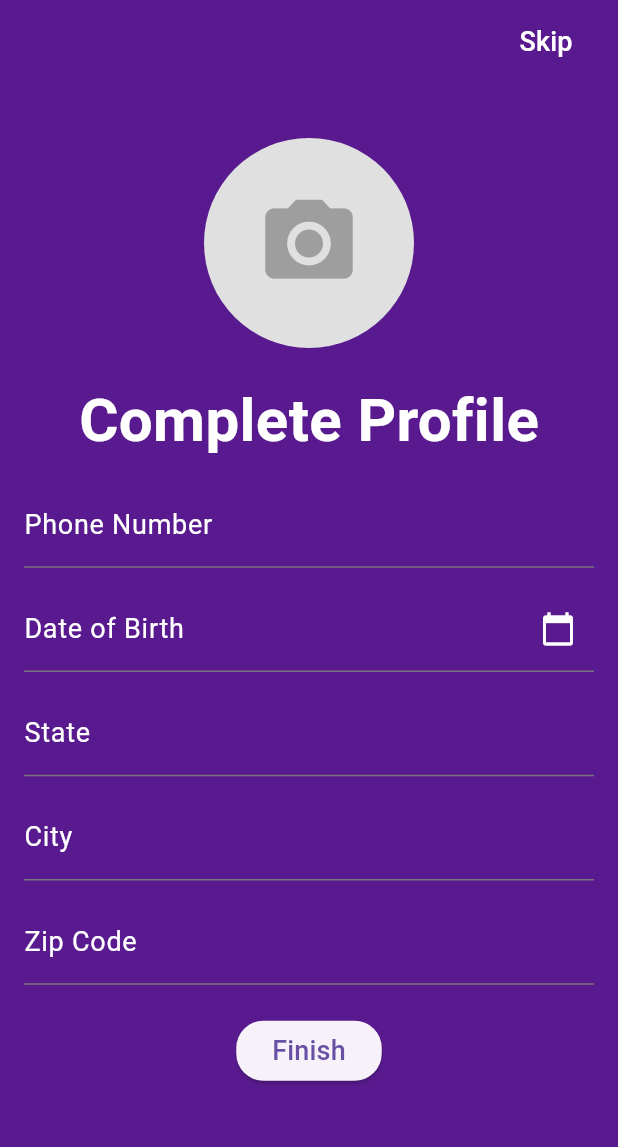
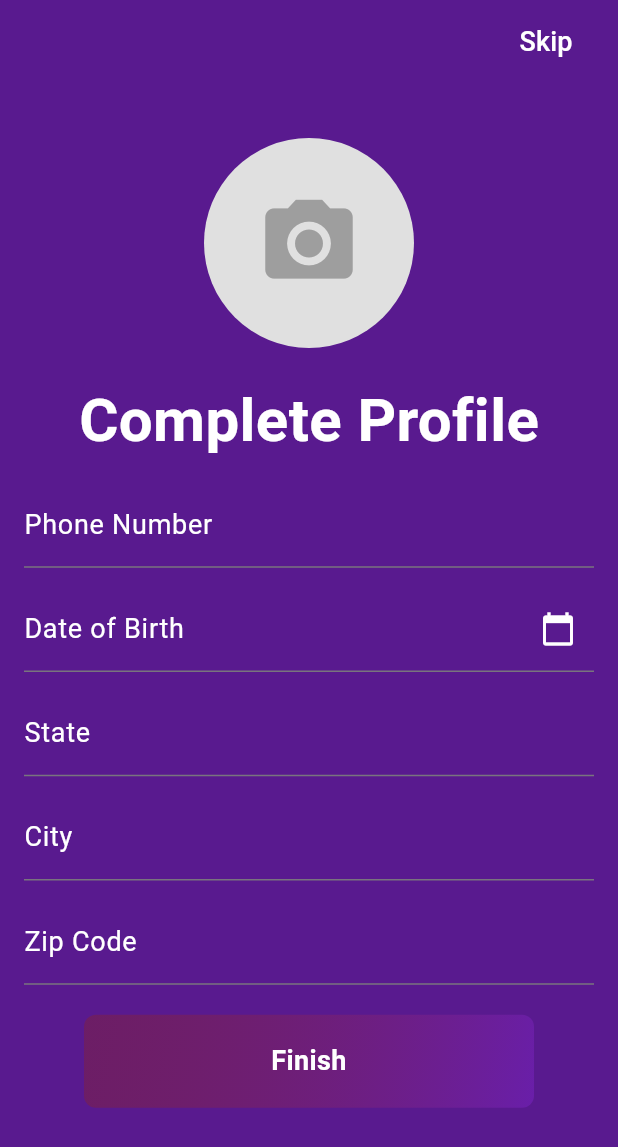
Before and after one commit to certracker/certacker, a Flutter app: the CompleteProfile screen opened directly, on a phone screen of 412 x 824 dp. Shown: the top 1147 px of the screen. Run offline on Flutter 3.47's test engine with Material 3 defaults, Android fonts, the phone set to English and light mode, and no system bars; our stand-ins replace cloud_firestore, firebase_auth, firebase_core, firebase_messaging, firebase_storage, flutter_local_notifications and 4 more; accounts and stored records are empty; network calls fail.

Commit message:
Code modify👌👌

```diff
--- a/lib/main_page/home/home.dart
+++ b/lib/main_page/home/home.dart
@@ -145,9 +145,9 @@ class _HomeScreenState extends State<HomeScreen> {
                 child: Container(
                   color: const Color(0XFF591A8F),
                   padding:
-                      const EdgeInsets.symmetric(vertical: 20, horizontal: 20),
+                      const EdgeInsets.symmetric(vertical: 20,),
                   child: Row(
-                    mainAxisAlignment: MainAxisAlignment.spaceBetween,
+                    mainAxisAlignment: MainAxisAlignment.spaceEvenly,
                     children: [
                       CircleAvatar(
                         radius: 30,
--- a/lib/registration/complete_profile/complete_profile.dart
+++ b/lib/registration/complete_profile/complete_profile.dart
@@ -2,6 +2,7 @@
 
 import 'dart:io';
 
+import 'package:certracker/components/colors/app_colors.dart';
 import 'package:certracker/components/nav_bar/nav_bar.dart';
 import 'package:firebase_auth/firebase_auth.dart';
 import 'package:cloud_firestore/cloud_firestore.dart';
@@ -112,8 +113,14 @@ class _CompleteProfileState extends State<CompleteProfile> {
         backgroundColor: Colors.transparent,
         elevation: 0, // Remove appbar shadow
       ),
-      body: SingleChildScrollView(
-        padding: const EdgeInsets.all(16.0),
+      body: ListView(children: [
+        // keyboardDismissBehavior: ScrollViewKeyboardDismissBehavior.onDrag,
+        SingleChildScrollView(
+          padding: EdgeInsets.only(
+            bottom: MediaQuery.of(context).viewInsets.bottom + 20,
+          ).add(
+            const EdgeInsets.all(16.0),
+          ),
           child: Column(
             mainAxisAlignment: MainAxisAlignment.center,
             crossAxisAlignment: CrossAxisAlignment.center,
@@ -164,7 +171,8 @@ class _CompleteProfileState extends State<CompleteProfile> {
                 style: const TextStyle(color: Colors.white),
                 decoration: InputDecoration(
                   labelText: 'Date of Birth',
-                labelStyle: const TextStyle(color: Colors.white, fontSize: 18),
+                  labelStyle:
+                      const TextStyle(color: Colors.white, fontSize: 18),
                   border: const UnderlineInputBorder(),
                   suffixIcon: IconButton(
                     onPressed: () async {
@@ -220,8 +228,8 @@ class _CompleteProfileState extends State<CompleteProfile> {
                 keyboardType: TextInputType.number,
               ),
               const SizedBox(height: 20),
-            ElevatedButton(
-              onPressed: () async {
+              GestureDetector(
+                onTap: () async {
                   showDialog(
                     context: context,
                     barrierDismissible:
@@ -255,23 +263,43 @@ class _CompleteProfileState extends State<CompleteProfile> {
                     // Show a SnackBar or any other feedback to the user about the error
                     ScaffoldMessenger.of(context).showSnackBar(
                       const SnackBar(
-                      content:
-                          Text('Failed to update user data. Please try again.', style: TextStyle(fontSize: 18)),
+                        content: Text(
+                            'Failed to update user data. Please try again.',
+                            style: TextStyle(fontSize: 18)),
                       ),
                     );
                   }
                 },
-              style: ElevatedButton.styleFrom(
-                shape: RoundedRectangleBorder(
-                  borderRadius: BorderRadius.circular(18),
-                )
+                child: Container(
+                  width: 300,
+                  decoration: BoxDecoration(
+                    gradient: const LinearGradient(
+                      colors: [
+                        CustomColors.gradientStart,
+                        CustomColors.gradientEnd,
+                      ],
+                      begin: Alignment.topLeft,
+                      end: Alignment.bottomRight,
                     ),
-              child: const Text('Finish', style: TextStyle(fontSize: 18)),
+                    borderRadius: BorderRadius.circular(8),
+                  ),
+                  padding: const EdgeInsets.all(18),
+                  child: const Text(
+                    'Finish',
+                    textAlign: TextAlign.center,
+                    style: TextStyle(
+                      color: Colors.white,
+                      fontWeight: FontWeight.bold,
+                      fontSize: 18,
+                    ),
+                  ),
+                ),
               ),
               const SizedBox(height: 20),
             ],
           ),
         ),
+      ]),
     );
   }
 }
```
Also changed, not shown: lib/registration/login/login.dart (+9 -4 lines), lib/registration/signup/signup.dart (+11 -8 lines). Lines whose indentation alone changed are shown as unchanged.
